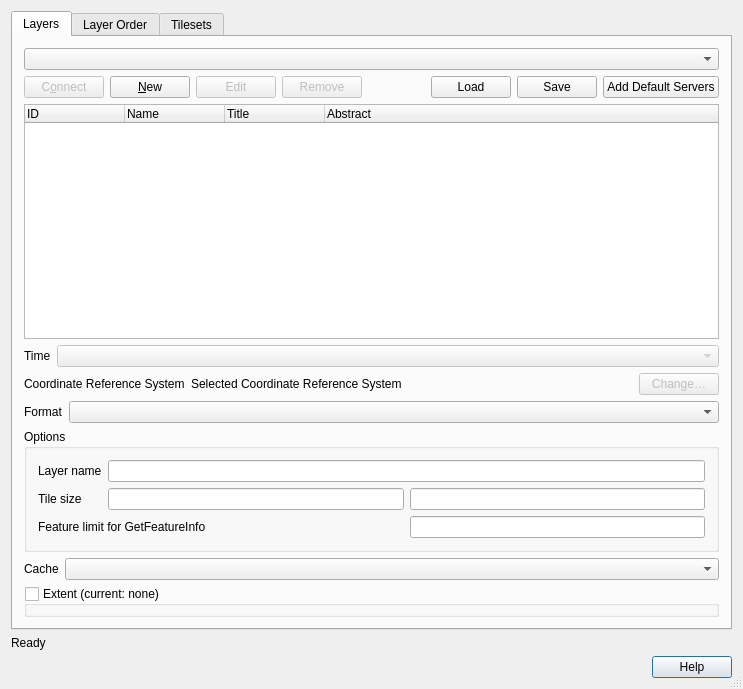
Before: the Qt Designer form src/ui/qgsowssourceselectbase.ui in qgis/QGIS, drawn with Qt 5.
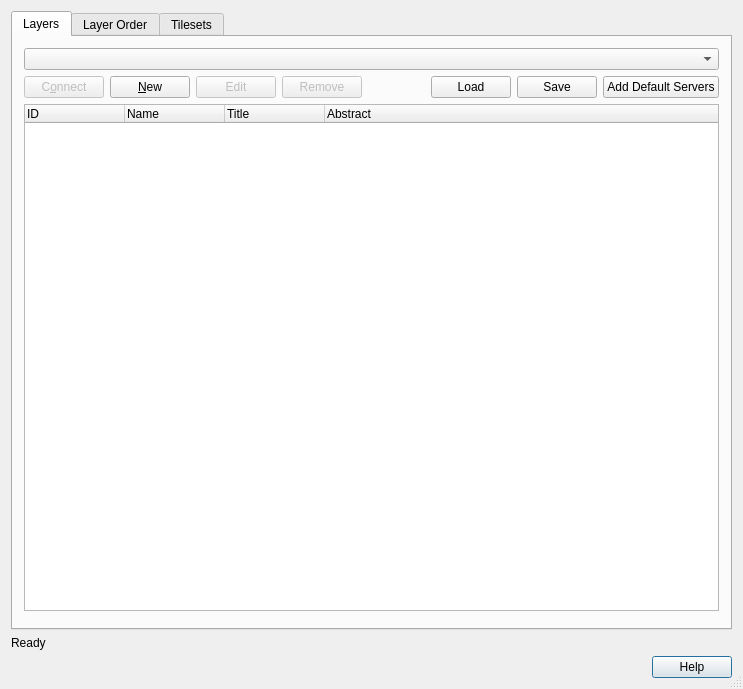
After: the same form once the commit is applied. Icons and pictures are not drawn. Custom widgets are drawn as their Qt base class.

```diff
--- a/src/ui/qgsowssourceselectbase.ui
+++ b/src/ui/qgsowssourceselectbase.ui
@@ -199,259 +199,13 @@
         </widget>
        </item>
        <item>
-        <widget class="QWidget" name="mTimeWidget" native="true">
-         <layout class="QHBoxLayout" name="horizontalLayout">
-          <property name="leftMargin">
-           <number>0</number>
-          </property>
-          <property name="topMargin">
-           <number>0</number>
-          </property>
-          <property name="rightMargin">
-           <number>0</number>
-          </property>
-          <property name="bottomMargin">
-           <number>0</number>
-          </property>
-          <item>
-           <widget class="QLabel" name="mTimeLabel">
-            <property name="text">
-             <string>Time</string>
-            </property>
-           </widget>
-          </item>
-          <item>
-           <widget class="QComboBox" name="mTimeComboBox">
-            <property name="enabled">
-             <bool>false</bool>
-            </property>
-            <property name="sizePolicy">
-             <sizepolicy hsizetype="Expanding" vsizetype="Fixed">
-              <horstretch>0</horstretch>
-              <verstretch>0</verstretch>
-             </sizepolicy>
-            </property>
-           </widget>
-          </item>
-         </layout>
-        </widget>
-       </item>
-       <item>
-        <widget class="QWidget" name="mCRSWidget" native="true">
-         <layout class="QHBoxLayout" name="horizontalLayout_2">
-          <property name="leftMargin">
-           <number>0</number>
-          </property>
-          <property name="topMargin">
-           <number>0</number>
-          </property>
-          <property name="rightMargin">
-           <number>0</number>
-          </property>
-          <property name="bottomMargin">
-           <number>0</number>
-          </property>
-          <item>
-           <widget class="QLabel" name="mCRSLabel">
-            <property name="text">
-             <string>Coordinate Reference System</string>
-            </property>
-           </widget>
-          </item>
-          <item>
-           <widget class="QLabel" name="mSelectedCRSLabel">
-            <property name="sizePolicy">
-             <sizepolicy hsizetype="Expanding" vsizetype="Preferred">
-              <horstretch>0</horstretch>
-              <verstretch>0</verstretch>
-             </sizepolicy>
-            </property>
-            <property name="text">
-             <string>Selected Coordinate Reference System</string>
-            </property>
-            <property name="buddy">
-             <cstring>mChangeCRSButton</cstring>
-            </property>
-           </widget>
-          </item>
-          <item>
-           <widget class="QPushButton" name="mChangeCRSButton">
-            <property name="enabled">
-             <bool>false</bool>
-            </property>
-            <property name="text">
-             <string>Change…</string>
-            </property>
-           </widget>
-          </item>
-         </layout>
-        </widget>
-       </item>
-       <item>
-        <widget class="QWidget" name="mFormatWidget" native="true">
-         <layout class="QHBoxLayout" name="horizontalLayout_6">
-          <property name="leftMargin">
-           <number>0</number>
-          </property>
-          <property name="topMargin">
-           <number>0</number>
-          </property>
-          <property name="rightMargin">
-           <number>0</number>
-          </property>
-          <property name="bottomMargin">
-           <number>0</number>
-          </property>
-          <item>
-           <widget class="QLabel" name="mFormatLabel">
-            <property name="text">
-             <string>Format</string>
-            </property>
-           </widget>
-          </item>
-          <item>
-           <widget class="QComboBox" name="mFormatComboBox">
-            <property name="sizePolicy">
-             <sizepolicy hsizetype="Expanding" vsizetype="Fixed">
-              <horstretch>0</horstretch>
-              <verstretch>0</verstretch>
-             </sizepolicy>
-            </property>
-           </widget>
-          </item>
-         </layout>
-        </widget>
-       </item>
-       <item>
-        <widget class="QGroupBox" name="mWMSGroupBox">
-         <property name="title">
-          <string>Options</string>
+        <widget class="QFrame" name="mSourceFrame">
+         <property name="frameShape">
+          <enum>QFrame::NoFrame</enum>
          </property>
-         <layout class="QGridLayout">
-          <item row="1" column="1">
-           <widget class="QLineEdit" name="mTileWidthLineEdit"/>
-          </item>
-          <item row="1" column="0">
-           <widget class="QLabel" name="mTileSizeLabel">
-            <property name="text">
-             <string>Tile size</string>
-            </property>
-            <property name="buddy">
-             <cstring>mTileWidthLineEdit</cstring>
-            </property>
-           </widget>
-          </item>
-          <item row="0" column="1" colspan="2">
-           <widget class="QLineEdit" name="mLayerNameLineEdit"/>
-          </item>
-          <item row="1" column="2">
-           <widget class="QLineEdit" name="mTileHeightLineEdit"/>
-          </item>
-          <item row="3" column="2">
-           <widget class="QLineEdit" name="mFeatureCountLineEdit"/>
-          </item>
-          <item row="0" column="0">
-           <widget class="QLabel" name="mLayerNameLabel">
-            <property name="text">
-             <string>Layer name</string>
-            </property>
-            <property name="buddy">
-             <cstring>mLayerNameLineEdit</cstring>
-            </property>
-           </widget>
-          </item>
-          <item row="3" column="0" colspan="2">
-           <widget class="QLabel" name="mFeatureCountLabel">
-            <property name="text">
-             <string>Feature limit for GetFeatureInfo</string>
-            </property>
-            <property name="buddy">
-             <cstring>mFeatureCountLineEdit</cstring>
-            </property>
-           </widget>
-          </item>
-         </layout>
-        </widget>
-       </item>
-       <item>
-        <widget class="QWidget" name="mCacheWidget" native="true">
-         <layout class="QHBoxLayout" name="horizontalLayout_7">
-          <property name="leftMargin">
-           <number>0</number>
-          </property>
-          <property name="topMargin">
-           <number>0</number>
-          </property>
-          <property name="rightMargin">
-           <number>0</number>
-          </property>
-          <property name="bottomMargin">
-           <number>0</number>
-          </property>
-          <item>
-           <widget class="QLabel" name="mCacheLabel">
-            <property name="text">
-             <string>Cache</string>
-            </property>
-           </widget>
-          </item>
-          <item>
-           <widget class="QComboBox" name="mCacheComboBox">
-            <property name="sizePolicy">
-             <sizepolicy hsizetype="Expanding" vsizetype="Fixed">
-              <horstretch>0</horstretch>
-              <verstretch>0</verstretch>
-             </sizepolicy>
-            </property>
-            <property name="toolTip">
-             <string>Cache preference
-
-Always cache: load from cache, even if it expired
-
-Prefer cache: load from cache if available, otherwise load from network. Note that this can return possibly stale (but not expired) items from cache
-
-Prefer network: default value; load from the network if the cached entry is older than the network entry
-
-Always network: always load from network and do not check if the cache has a valid entry (similar to the &quot;Reload&quot; feature in browsers)
-</string>
-            </property>
-           </widget>
-          </item>
-         </layout>
-        </widget>
-       </item>
-       <item>
-        <widget class="QWidget" name="mSpatialExtentBoxWidget" native="true">
-         <layout class="QVBoxLayout" name="verticalLayout_2">
-          <property name="leftMargin">
-           <number>0</number>
-          </property>
-          <property name="topMargin">
-           <number>0</number>
-          </property>
-          <property name="rightMargin">
-           <number>0</number>
-          </property>
-          <property name="bottomMargin">
-           <number>0</number>
-          </property>
-          <item>
-           <widget class="QgsExtentGroupBox" name="mSpatialExtentBox">
-            <property name="title">
-             <string>Extent (current: none)</string>
-            </property>
-            <property name="checkable">
-             <bool>true</bool>
-            </property>
-            <property name="checked">
-             <bool>false</bool>
-            </property>
-            <property name="collapsed" stdset="0">
-             <bool>true</bool>
-            </property>
-           </widget>
-          </item>
-         </layout>
+         <property name="frameShadow">
+          <enum>QFrame::Raised</enum>
+         </property>
         </widget>
        </item>
       </layout>
@@ -569,20 +323,6 @@
   </layout>
  </widget>
  <layoutdefault spacing="6" margin="11"/>
- <customwidgets>
-  <customwidget>
-   <class>QgsCollapsibleGroupBox</class>
-   <extends>QGroupBox</extends>
-   <header>qgscollapsiblegroupbox.h</header>
-   <container>1</container>
-  </customwidget>
-  <customwidget>
-   <class>QgsExtentGroupBox</class>
-   <extends>QgsCollapsibleGroupBox</extends>
-   <header>qgsextentgroupbox.h</header>
-   <container>1</container>
-  </customwidget>
- </customwidgets>
  <tabstops>
   <tabstop>mTabWidget</tabstop>
   <tabstop>mConnectionsComboBox</tabstop>
```
Left out of the diff: 8 changed lines with no effect on the pictures.
